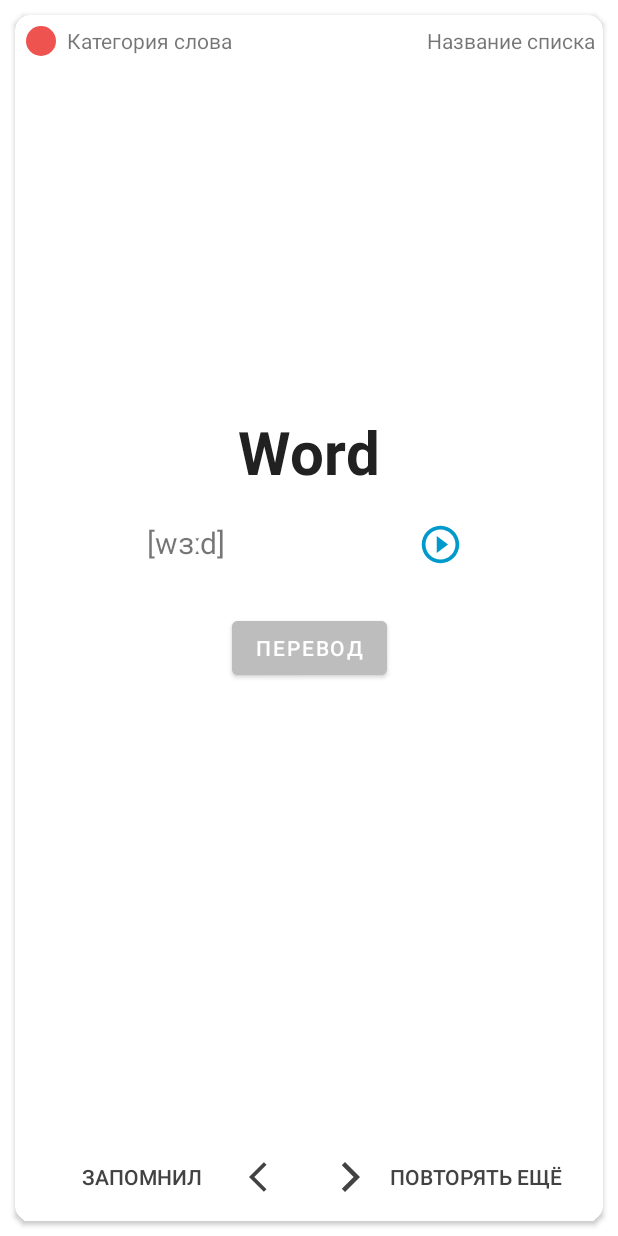
After one commit to JKarleone/word-learning-app, an Android app: the layout item_card.xml on its own in the app's theme, with its tools: preview values and no code run, on a phone screen of 412 x 824 dp. The commit adds this screen. Run offline under Robolectric (Android 15) with nearby library versions, the phone set to English and light mode, and no system bars.

Commit message:
Added cards prototype on main screen

```diff
--- a/app/build.gradle
+++ b/app/build.gradle
@@ -42,6 +42,9 @@ dependencies {
     implementation 'androidx.legacy:legacy-support-v4:1.0.0'
     implementation 'androidx.navigation:navigation-fragment-ktx:2.3.1'
     implementation 'androidx.navigation:navigation-ui-ktx:2.3.1'
+
+    implementation "com.yuyakaido.android:card-stack-view:2.3.4"
+
     testImplementation 'junit:junit:4.13.1'
     androidTestImplementation 'androidx.test.ext:junit:1.1.2'
     androidTestImplementation 'androidx.test.espresso:espresso-core:3.3.0'
--- /dev/null
+++ b/app/src/main/res/drawable/ic_left_arrow.xml
@@ -0,0 +1,5 @@
+<vector android:height="24dp" android:tint="#424242"
+    android:viewportHeight="24" android:viewportWidth="24"
+    android:width="24dp" xmlns:android="http://schemas.android.com/apk/res/android">
+    <path android:fillColor="@android:color/white" android:pathData="M11.67,3.87L9.9,2.1 0,12l9.9,9.9 1.77,-1.77L3.54,12z"/>
+</vector>
--- /dev/null
+++ b/app/src/main/res/drawable/ic_play_sound.xml
@@ -0,0 +1,5 @@
+<vector android:height="30dp" android:tint="@android:color/holo_blue_dark"
+    android:viewportHeight="24" android:viewportWidth="24"
+    android:width="30dp" xmlns:android="http://schemas.android.com/apk/res/android">
+    <path android:fillColor="@android:color/white" android:pathData="M10,16.5l6,-4.5 -6,-4.5v9zM12,2C6.48,2 2,6.48 2,12s4.48,10 10,10 10,-4.48 10,-10S17.52,2 12,2zM12,20c-4.41,0 -8,-3.59 -8,-8s3.59,-8 8,-8 8,3.59 8,8 -3.59,8 -8,8z"/>
+</vector>
--- /dev/null
+++ b/app/src/main/res/drawable/ic_right_arrow.xml
@@ -0,0 +1,5 @@
+<vector android:height="24dp" android:tint="#424242"
+    android:viewportHeight="24" android:viewportWidth="24"
+    android:width="24dp" xmlns:android="http://schemas.android.com/apk/res/android">
+    <path android:fillColor="@android:color/white" android:pathData="M5.88,4.12L13.76,12l-7.88,7.88L8,22l10,-10L8,2z"/>
+</vector>
--- /dev/null
+++ b/app/src/main/res/drawable/ic_word_status.xml
@@ -0,0 +1,5 @@
+<vector android:height="24dp" android:tint="#EF5350"
+    android:viewportHeight="24" android:viewportWidth="24"
+    android:width="24dp" xmlns:android="http://schemas.android.com/apk/res/android">
+    <path android:fillColor="@android:color/white" android:pathData="M12,12m-10,0a10,10 0,1 1,20 0a10,10 0,1 1,-20 0"/>
+</vector>
--- /dev/null
+++ b/app/src/main/res/layout/item_card.xml
@@ -0,0 +1,150 @@
+<?xml version="1.0" encoding="utf-8"?>
+<androidx.cardview.widget.CardView xmlns:android="http://schemas.android.com/apk/res/android"
+    xmlns:app="http://schemas.android.com/apk/res-auto"
+    android:layout_width="match_parent"
+    android:layout_height="match_parent"
+    android:layout_margin="10dp"
+    app:cardCornerRadius="10dp">
+
+    <androidx.constraintlayout.widget.ConstraintLayout
+        android:layout_width="match_parent"
+        android:layout_height="match_parent"
+        android:padding="5dp">
+
+        <ImageView
+            android:id="@+id/word_status"
+            android:layout_width="wrap_content"
+            android:layout_height="wrap_content"
+            android:src="@drawable/ic_word_status"
+            app:layout_constraintStart_toStartOf="parent"
+            app:layout_constraintTop_toTopOf="parent" />
+
+        <TextView
+            android:id="@+id/word_category"
+            android:layout_width="wrap_content"
+            android:layout_height="24dp"
+            android:gravity="center"
+            android:text="Категория слова"
+            android:textSize="14sp"
+            app:layout_constraintStart_toEndOf="@id/word_status"
+            app:layout_constraintTop_toTopOf="parent"
+            android:layout_marginStart="5dp"/>
+
+        <TextView
+            android:id="@+id/word_list_name"
+            android:layout_width="wrap_content"
+            android:layout_height="24dp"
+            android:gravity="center"
+            android:text="Название списка"
+            android:textSize="14sp"
+            app:layout_constraintEnd_toEndOf="parent"
+            app:layout_constraintTop_toTopOf="parent"/>
+
+        <TextView
+            android:id="@+id/word"
+            android:layout_width="wrap_content"
+            android:layout_height="wrap_content"
+            android:text="Word"
+            android:textSize="40sp"
+            android:textStyle="bold"
+            android:textColor="#212121"
+            app:layout_constraintBottom_toBottomOf="parent"
+            app:layout_constraintEnd_toEndOf="parent"
+            app:layout_constraintStart_toStartOf="parent"
+            app:layout_constraintTop_toTopOf="parent"
+            app:layout_constraintVertical_bias="0.35" />
+
+        <TextView
+            android:id="@+id/word_transcription"
+            android:layout_width="wrap_content"
+            android:layout_height="wrap_content"
+            android:layout_marginTop="20dp"
+            android:text="[wɜːd]"
+            android:textSize="20sp"
+            app:layout_constraintEnd_toEndOf="parent"
+            app:layout_constraintStart_toStartOf="parent"
+            app:layout_constraintTop_toBottomOf="@+id/word"
+            app:layout_constraintHorizontal_bias="0.25"/>
+
+        <ImageButton
+            android:id="@+id/word_sound_button"
+            android:layout_width="wrap_content"
+            android:layout_height="wrap_content"
+            android:layout_marginTop="20dp"
+            android:src="@drawable/ic_play_sound"
+            android:background="@color/white"
+            app:layout_constraintEnd_toEndOf="parent"
+            app:layout_constraintStart_toStartOf="parent"
+            app:layout_constraintTop_toBottomOf="@+id/word"
+            app:layout_constraintHorizontal_bias="0.75"/>
+
+        <com.google.android.material.button.MaterialButton
+            android:id="@+id/show_translation_button"
+            android:layout_width="wrap_content"
+            android:layout_height="wrap_content"
+            android:layout_marginTop="30dp"
+            android:text="Перевод"
+            android:backgroundTint="#BDBDBD"
+            android:visibility="visible"
+            android:onClick="showTranslation"
+            app:layout_constraintEnd_toEndOf="parent"
+            app:layout_constraintStart_toStartOf="parent"
+            app:layout_constraintTop_toBottomOf="@+id/word_sound_button" />
+
+        <TextView
+            android:id="@+id/word_translation"
+            android:layout_width="wrap_content"
+            android:layout_height="wrap_content"
+            android:layout_marginTop="10dp"
+            android:text="Слово"
+            android:textSize="20sp"
+            android:textColor="#424242"
+
+            app:layout_constraintTop_toTopOf="@+id/show_translation_button"
+            app:layout_constraintEnd_toEndOf="parent"
+            app:layout_constraintStart_toStartOf="parent"/>
+
+        <LinearLayout
+            android:layout_width="match_parent"
+            android:layout_height="wrap_content"
+            android:orientation="horizontal"
+            app:layout_constraintBottom_toBottomOf="parent"
+            app:layout_constraintStart_toStartOf="parent"
+            app:layout_constraintEnd_toEndOf="parent">
+
+            <Button
+                android:id="@+id/left_remember_button"
+                android:layout_width="0dp"
+                android:layout_height="match_parent"
+                android:layout_gravity="center"
+                android:layout_weight="1"
+
+                android:text="Запомнил"
+                android:textColor="#424242"
+                app:icon="@drawable/ic_left_arrow"
+                app:iconTint="#424242"
+                app:iconGravity="end"
+                style="?android:attr/borderlessButtonStyle"
+                />
+
+            <Button
+                android:id="@+id/right_continue_button"
+                android:layout_width="0dp"
+                android:layout_height="wrap_content"
+                android:layout_weight="1"
+                android:layout_gravity="center"
+
+                android:text="Повторять ещё"
+                android:textColor="#424242"
+                style="?android:attr/borderlessButtonStyle"
+                app:icon="@drawable/ic_right_arrow"
+                app:iconTint="#424242"
+                app:iconGravity="start"
+                />
+
+        </LinearLayout>
+
+    </androidx.constraintlayout.widget.ConstraintLayout>
+
+
+</androidx.cardview.widget.CardView>
--- a/build.gradle
+++ b/build.gradle
@@ -6,7 +6,7 @@ buildscript {
         jcenter()
     }
     dependencies {
-        classpath "com.android.tools.build:gradle:4.1.0"
+        classpath 'com.android.tools.build:gradle:4.1.1'
         classpath "org.jetbrains.kotlin:kotlin-gradle-plugin:$kotlin_version"
 
         // NOTE: Do not place your application dependencies here; they belong
```
Also changed, not shown: app/src/main/java/com/example/word_learning_app/CardModel.kt (added, +7 -0 lines), app/src/main/java/com/example/word_learning_app/CardStackAdapter.kt (added, +48 -0 lines), app/src/main/java/com/example/word_learning_app/CardStackCallback.kt (added, +26 -0 lines), app/src/main/java/com/example/word_learning_app/MainActivity.kt (+13 -1 lines), app/src/main/java/com/example/word_learning_app/fragments/CardsFragment.kt (+65 -2 lines), app/src/main/res/layout/fragment_cards.xml (+5 -5 lines).
